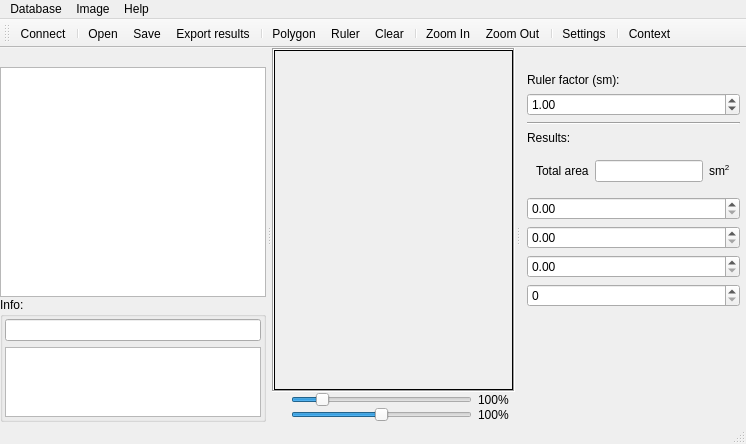
Qt form Ui/mainwindow.ui (NazariyJaworskiGitHub/WoundAnalyzer) before a commit.
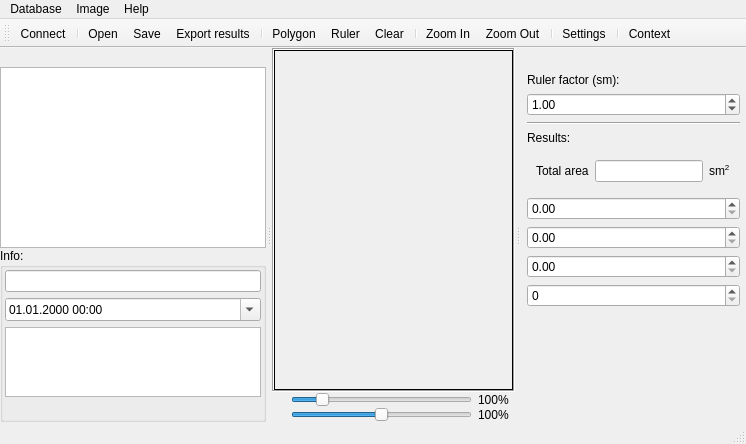
The same form after that commit. Icons and pictures are not drawn. Custom widgets are drawn as their Qt base class.

Commit message: Database records adding and deleting

```diff
--- a/Ui/mainwindow.ui
+++ b/Ui/mainwindow.ui
@@ -542,9 +542,26 @@
         <item>
          <widget class="QLineEdit" name="databaseNameLineEdit"/>
         </item>
+        <item>
+         <widget class="QDateTimeEdit" name="databaseDateTimeEdit">
+          <property name="displayFormat">
+           <string>dd.MM.yyyy HH:mm</string>
+          </property>
+          <property name="calendarPopup">
+           <bool>true</bool>
+          </property>
+         </widget>
+        </item>
         <item>
          <widget class="QPlainTextEdit" name="databaseNotesPlainTextEdit"/>
         </item>
+        <item>
+         <widget class="QLabel" name="databaseInfoLabel">
+          <property name="text">
+           <string/>
+          </property>
+         </widget>
+        </item>
        </layout>
       </widget>
      </item>
```
Left out of the diff: 80 changed lines with no effect on the pictures. The commit also changes 12 other files.
